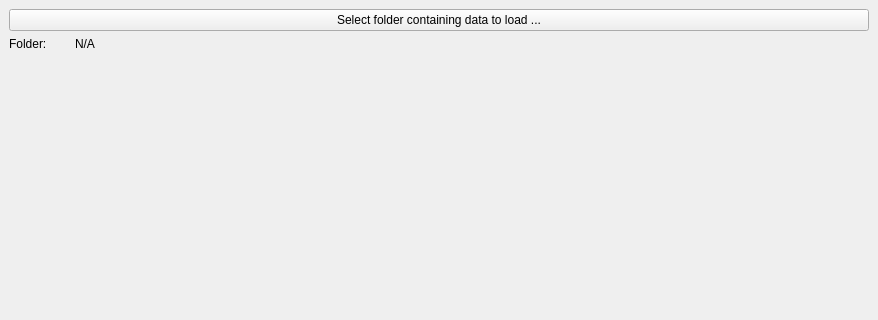
ornlneutronimaging/iBeatles, file ibeatles/ui/ui_rotateImages.ui: the form before one commit; both pictures show x 0 to 878 and y 0 to 320 of the 878 by 960 pixel window.
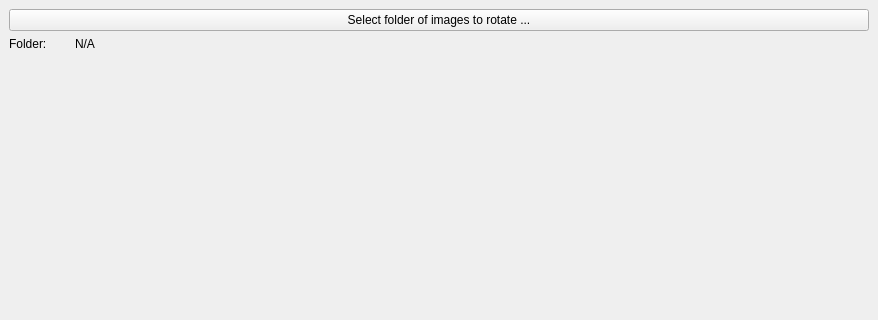
The form after the commit.

Commit message: giving access to rotate all the times. this refs #220

What changed in the file:
```diff
--- a/ibeatles/ui/ui_rotateImages.ui
+++ b/ibeatles/ui/ui_rotateImages.ui
@@ -21,7 +21,7 @@
     <item>
      <widget class="QPushButton" name="select_folder_pushButton">
       <property name="text">
-       <string>Select folder containing data to load ...</string>
+       <string>Select folder of images to rotate ...</string>
       </property>
      </widget>
     </item>
```
The commit also changes 1 other file.
